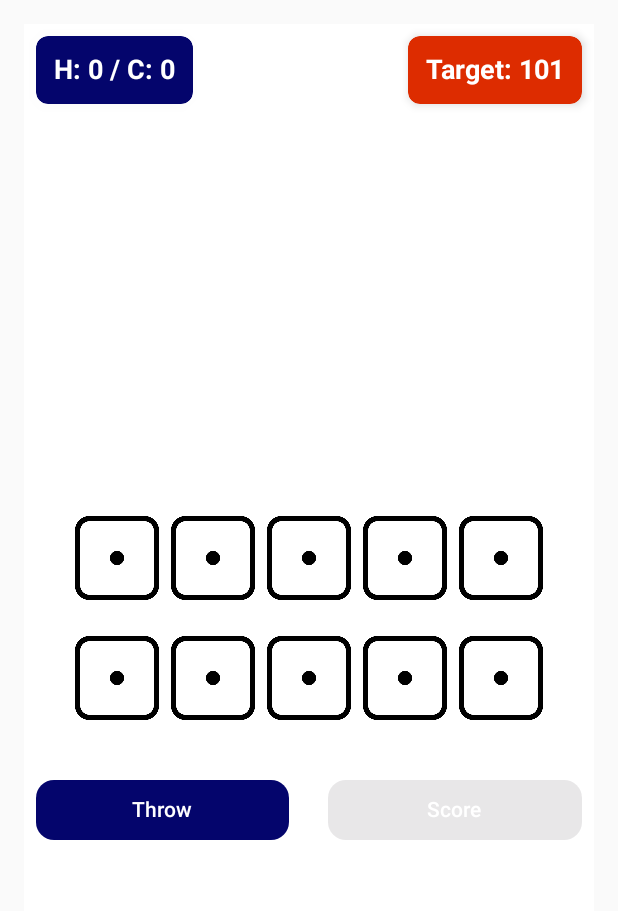
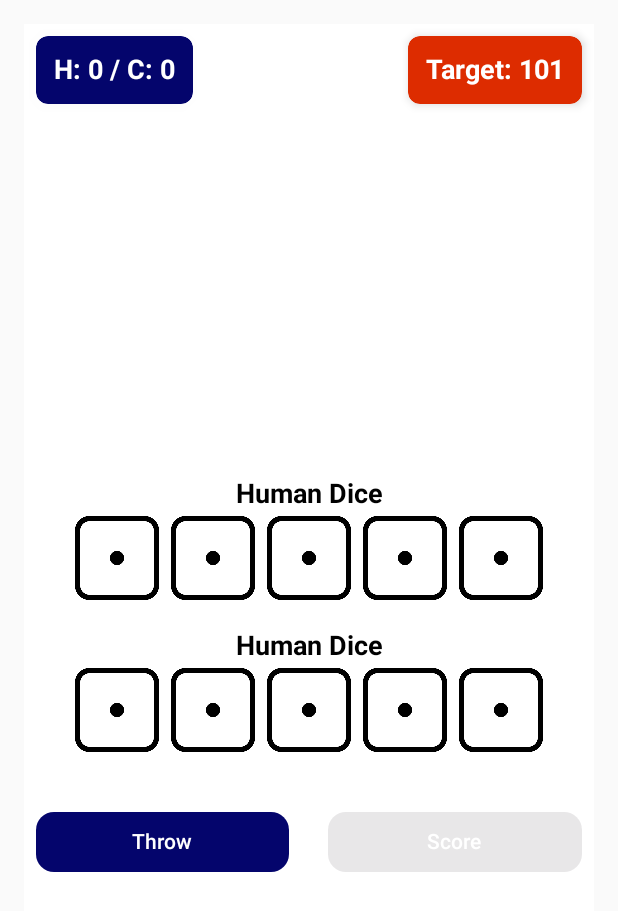
Before and after one commit to agzaiyenth/Dice-Mobile-Game, an Android app built with Jetpack Compose: the GameActivity screen opened directly, with no data from a screen before it, on a phone screen of 412 x 824 dp. Shown: the top 911 px of the screen. Run offline under Robolectric (Android 15) with nearby library versions, the phone set to English and light mode, and no system bars.

Commit message:
Add computer player strategy documentation and enhance GameScreen UI elements

```diff
--- a/app/src/main/java/com/example/rollthedice/ui/theme/GameScreen.kt
+++ b/app/src/main/java/com/example/rollthedice/ui/theme/GameScreen.kt
@@ -16,8 +16,43 @@ import androidx.compose.ui.text.font.FontWeight
 import androidx.compose.ui.unit.dp
 import androidx.compose.ui.unit.sp
 import android.app.Activity
-import android.content.Intent
 import kotlin.random.Random
+
+/**
+ * -------------------------------
+ * Computer Player Strategy: Current Version
+ * -------------------------------
+ *
+ * Strategy Description:
+ * - The computer's behavior in hard mode is partially randomized.
+ * - It randomly decides whether to play smart or randomly on each turn using:
+ *     val shouldPlaySmart = Random.nextBoolean()
+ *
+ * If shouldPlaySmart is TRUE:
+ * - The computer follows a simple heuristic:
+ *     - For each die value:
+ *         - If the die is less than 4 (i.e., 1, 2, or 3), it is rerolled with a random value from 4 to 6.
+ *         - If the die is 4, 5, or 6, it is kept.
+ *     - This aims to increase the chances of higher total values in a round.
+ *
+ * If shouldPlaySmart is FALSE:
+ * - The computer simply rolls all 5 dice randomly, simulating a non-strategic move.
+ *
+ * Advantages:
+ * - Slightly better than full random rolling, especially when smart play is chosen.
+ * - Easy to implement and adds variety through randomness.
+ *
+ * Disadvantages:
+ * - The decision to play smart is left to chance, which leads to inconsistency.
+ * - Only applies logic at the first roll — no reroll strategy is implemented for the computer player.
+ * - Doesn’t adapt based on the current score gap, target score, or game pressure.
+ * - Can lead to frequent ties or losses, especially against a human player using rerolls.
+ *
+ * Summary:
+ * - This is a basic hybrid strategy using randomness and limited logic.
+ * - To improve performance, it needs reroll rounds and score-aware adaptations.
+ */
+
 
 @Composable
 fun GameScreen(activity: Activity, mode: String, targetScore: Int){
@@ -162,13 +197,14 @@ fun GameScreen(activity: Activity, mode: String, targetScore: Int){
             horizontalAlignment = Alignment.CenterHorizontally,
             verticalArrangement = Arrangement.Center
         ) {
+            Text("Human Dice", fontWeight = FontWeight.Bold, fontSize = 18.sp)
             DiceRow(
                 if (isRolling) rollingHumanDice else humanDice,
                 selectedDice,
                 ::toggleDiceSelection
             )
             Spacer(modifier = Modifier.height(16.dp))
-
+            Text("Human Dice", fontWeight = FontWeight.Bold, fontSize = 18.sp)
             DiceRow(
                 if (isComputerRolling) rollingComputerDice else computerDice,
                 List(5) { false },
```
